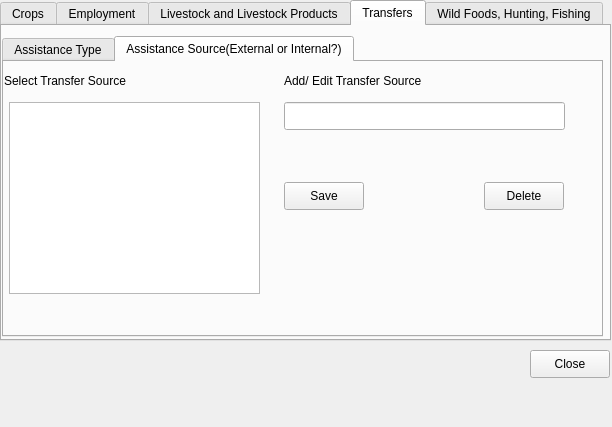
First picture: the form in open-ihm/gui/designs/ui_manageincomedetails.ui, repository snim2mirror/openihm, before the edit.
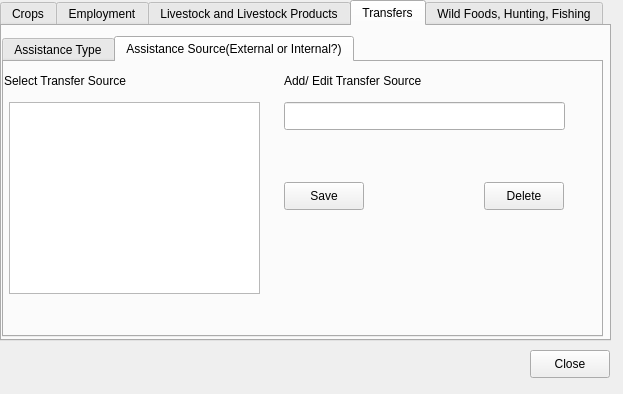
Second picture: the form after the edit. The open tabs and pages were chosen to show the change.

Commit message: Fixed bug in Income Sources / transfer source types. Intended behaviour needs to be checked.

The edit to the form file:
```diff
--- a/open-ihm/gui/designs/ui_manageincomedetails.ui
+++ b/open-ihm/gui/designs/ui_manageincomedetails.ui
@@ -6,8 +6,8 @@
    <rect>
     <x>0</x>
     <y>0</y>
-    <width>612</width>
-    <height>427</height>
+    <width>623</width>
+    <height>394</height>
    </rect>
   </property>
   <property name="minimumSize">
```
Left out of the diff: 116 changed lines with no effect on the pictures. The commit also changes 2 other files.
